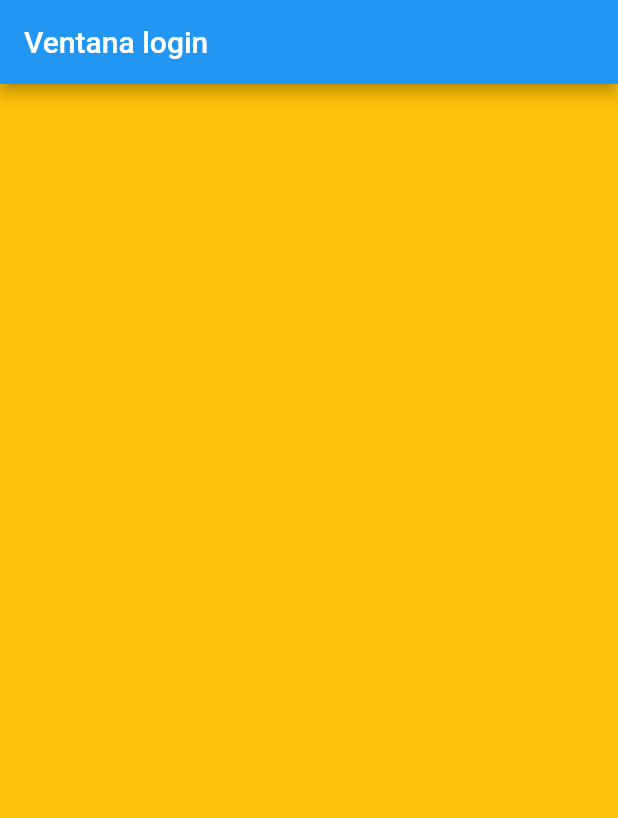
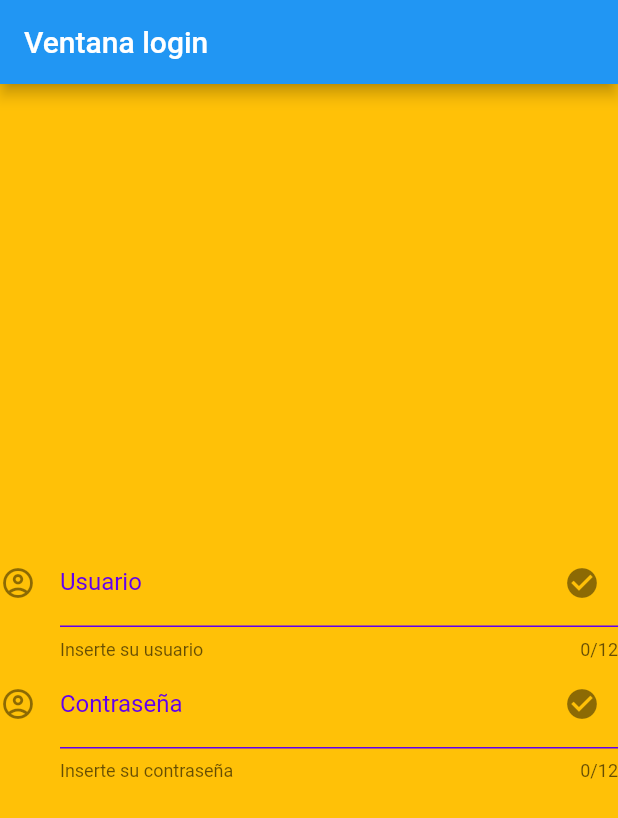
Before and after one commit to CarlosAbaloC/FlutterChatCasa, a Flutter app: the screen it shows after launch, on a phone screen of 412 x 824 dp. Shown: the top 818 px of the screen. Run offline on Flutter 3.47's test engine with Material 2 defaults, Android fonts, the phone set to English and light mode, and no system bars.

Commit message:
Video LoginView

```diff
--- /dev/null
+++ b/lib/src/custom_views/RFInputText.dart
@@ -0,0 +1,43 @@
+
+import 'package:flutter/material.dart';
+
+class RFInputText extends StatelessWidget{
+
+  final String sValorInicial;
+  final int iLongitudPalabra;
+  final String sHelperText;
+  final String sTitulo;
+  final Icon icIzquierda;
+  final Icon icDerecha;
+  const RFInputText({Key? key,
+    this.sValorInicial ="",
+    this.iLongitudPalabra =8,
+    this.sHelperText="",
+    this.sTitulo ="",
+    this.icIzquierda=const Icon(Icons.favorite),
+    this.icDerecha=const Icon(Icons.check_circle),
+  }) : super(key:key);
+
+  @override
+  Widget build(BuildContext context) {
+    // TODO: implement build
+    return TextFormField(
+      cursorColor: Colors.pink,
+      initialValue: this.sValorInicial,
+      maxLength: iLongitudPalabra, //El tamaño maximo del usuario
+      decoration: InputDecoration(
+        icon: icIzquierda,
+        labelText: sTitulo,
+        labelStyle: TextStyle(
+          color: Color(0xFF6200EE),
+        ),
+        helperText: sHelperText,
+        suffixIcon: icDerecha,
+        enabledBorder: UnderlineInputBorder(
+          borderSide: BorderSide(color: Color(0xFF6200EE))
+        ),
+      ),
+    );
+  }
+
+}
--- a/lib/src/login_views/LoginView.dart
+++ b/lib/src/login_views/LoginView.dart
@@ -3,6 +3,7 @@
 
 
 import 'package:flutter/material.dart';
+import 'package:flutter_chat_casa/src/custom_views/RFInputText.dart';
 
 import '../custom_views/NameBox.dart';
 
@@ -24,7 +25,20 @@ class LoginView extends StatelessWidget{
         child: Column(
           mainAxisAlignment: MainAxisAlignment.center,
           children: [
-
+            RFInputText(
+              iLongitudPalabra: 12, //Se puede o no definir, si no, usa el valor por defecto
+              sHelperText: "Inserte su usuario",
+              sTitulo: "Usuario",
+              icIzquierda: Icon(Icons.account_circle_outlined),
+              icDerecha: Icon(Icons.check_circle),
+            ),
+            RFInputText(
+              iLongitudPalabra: 12, //Se puede o no definir, si no, usa el valor por defecto
+              sHelperText: "Inserte su contraseña",
+              sTitulo: "Contraseña",
+              icIzquierda: Icon(Icons.account_circle_outlined),
+              icDerecha: Icon(Icons.check_circle),
+            ),
           ],
         ),
       ),
```
